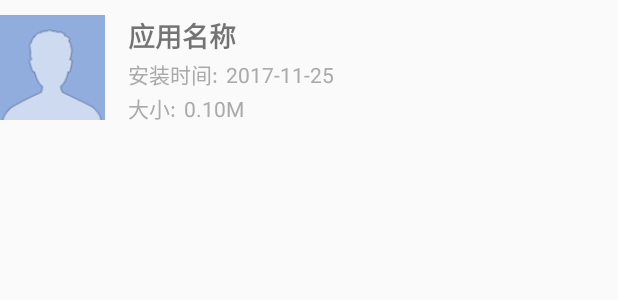
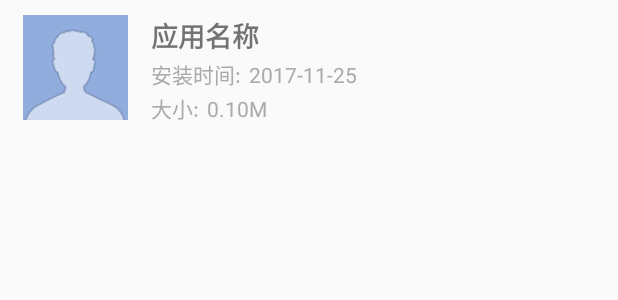
Before and after one commit to shipan2012/miappstore, an Android app: the layout local_app_list_row.xml on its own in the app's theme, with its tools: preview values and no code run, on a phone screen of 412 x 824 dp. Shown: the top 300 px of the screen. Run offline under Robolectric (Android 15) with nearby library versions, the phone set to English and light mode, and no system bars.

Commit message:
添加左右padding

```diff
--- a/app/src/main/res/layout/local_app_list_row.xml
+++ b/app/src/main/res/layout/local_app_list_row.xml
@@ -3,7 +3,9 @@
     android:orientation="horizontal" android:layout_width="match_parent"
     android:layout_height="wrap_content"
     android:paddingTop="10dp"
-    android:paddingBottom="10dp">
+    android:paddingBottom="10dp"
+    android:paddingLeft="15dp"
+    android:paddingRight="15dp">
     <ImageView
         android:id="@+id/app_logo"
         android:layout_width="70dp"
```
